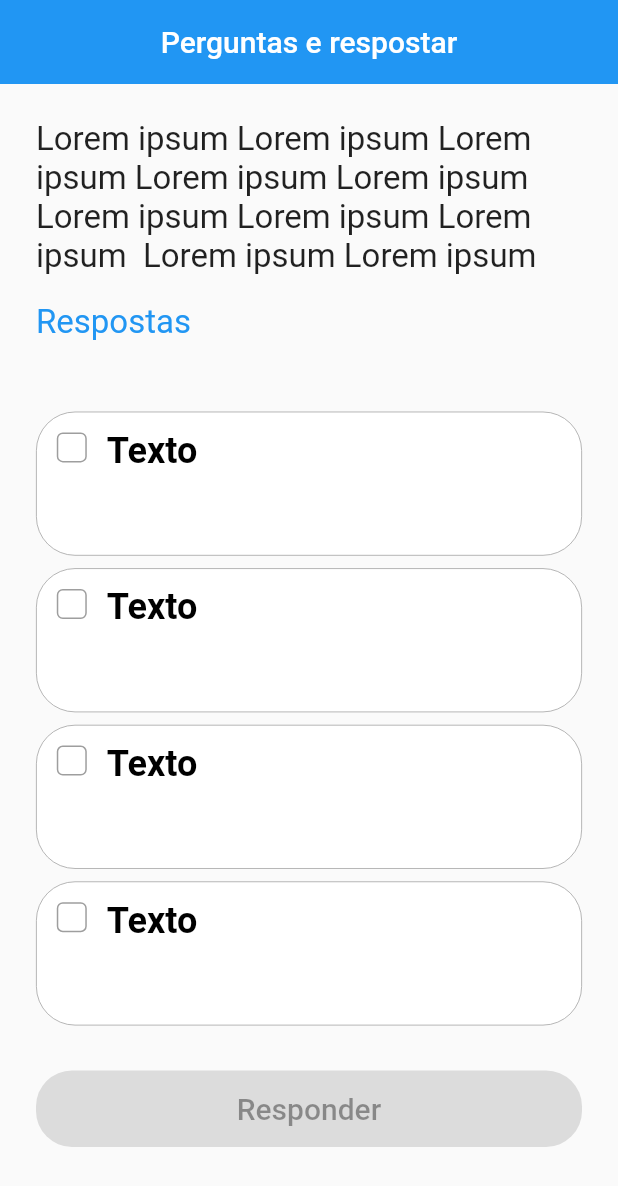
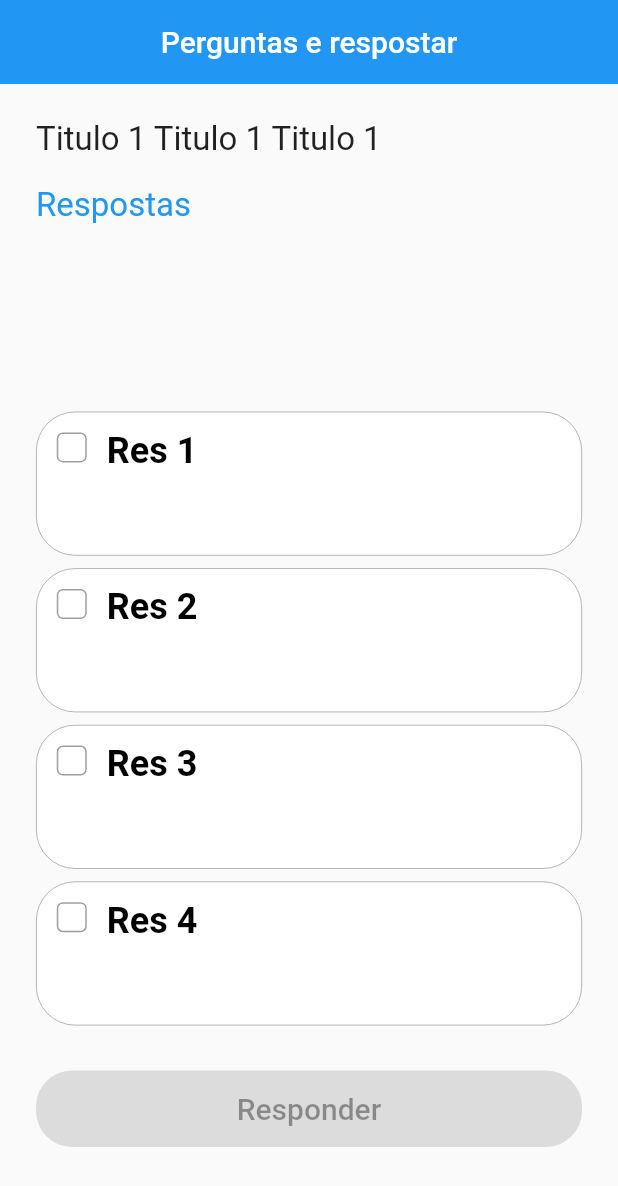
Before and after one commit to EduardoGPS-18/FirstWeekChallengeUA, a Flutter app: the screen it shows after launch, on a phone screen of 412 x 824 dp. Shown: the top 1186 px of the screen. Run offline on Flutter 3.47's test engine with Material 2 defaults, Android fonts, the phone set to English and light mode, and no system bars.

Commit message:
feat: added dummy data

```diff
--- /dev/null
+++ b/lib/data/dummy_data/quest_list.dart
@@ -0,0 +1,15 @@
+import '../../entity/questions.dart';
+
+List<Question> questions = [
+  Question(title: "Titulo 1 Titulo 1 Titulo 1  ", listTitleResult: ["Res 1", "Res 2", "Res 3", "Res 4", "Res 5"], correctIndex: 0),
+  Question(title: "Titulo 1 Titulo 1 Titulo 1  ", listTitleResult: ["Res 1", "Res 2", "Res 3", "Res 4", "Res 5"], correctIndex: 1),
+  Question(title: "Titulo 1 Titulo 1 Titulo 1  ", listTitleResult: ["Res 1", "Res 2", "Res 3", "Res 4", "Res 5"], correctIndex: 2),
+  Question(title: "Titulo 1 Titulo 1 Titulo 1  ", listTitleResult: ["Res 1", "Res 2", "Res 3", "Res 4", "Res 5"], correctIndex: 3),
+  Question(title: "Titulo 1 Titulo 1 Titulo 1  ", listTitleResult: ["Res 1", "Res 2", "Res 3", "Res 4", "Res 5"], correctIndex: 4),
+  Question(title: "Titulo 1 Titulo 1 Titulo 1  ", listTitleResult: ["Res 1", "Res 2", "Res 3", "Res 4", "Res 5"], correctIndex: 0),
+  Question(title: "Titulo 1 Titulo 1 Titulo 1  ", listTitleResult: ["Res 1", "Res 2", "Res 3", "Res 4", "Res 5"], correctIndex: 1),
+  Question(title: "Titulo 1 Titulo 1 Titulo 1  ", listTitleResult: ["Res 1", "Res 2", "Res 3", "Res 4", "Res 5"], correctIndex: 2),
+  Question(title: "Titulo 1 Titulo 1 Titulo 1  ", listTitleResult: ["Res 1", "Res 2", "Res 3", "Res 4", "Res 5"], correctIndex: 3),
+  Question(title: "Titulo 1 Titulo 1 Titulo 1  ", listTitleResult: ["Res 1", "Res 2", "Res 3", "Res 4", "Res 5"], correctIndex: 4),
+  Question(title: "Titulo 1 Titulo 1 Titulo 1  ", listTitleResult: ["Res 1", "Res 2", "Res 3", "Res 4", "Res 5"], correctIndex: 0),
+];
--- /dev/null
+++ b/lib/entity/questions.dart
@@ -0,0 +1,11 @@
+class Question {
+  final String title;
+  final List<String> listTitleResult;
+  final int correctIndex;
+
+  Question({
+    required this.title,
+    required this.listTitleResult,
+    required this.correctIndex,
+  });
+}
--- a/lib/pages/quiz/question/question_page.dart
+++ b/lib/pages/quiz/question/question_page.dart
@@ -1,6 +1,7 @@
 import 'package:flutter/cupertino.dart';
 import 'package:flutter/material.dart';
 
+import '../../../data/dummy_data/quest_list.dart';
 import '../../../widgets/question/header_question.dart';
 import '../../../widgets/question/response_button.dart';
 import '../../../widgets/shared/appbar/custom_app_bar.dart';
@@ -32,7 +33,7 @@ class _QuestionPageState extends State<QuestionPage> {
               children: [
                 HeaderQuestion(
                   constraints: constraints,
-                  title: "Lorem ipsum Lorem ipsum Lorem ipsum Lorem ipsum Lorem ipsum Lorem ipsum Lorem ipsum Lorem ipsum  Lorem ipsum Lorem ipsum ",
+                  title: questions[currentPage].title,
                 ),
                 SizedBox(
                   height: constraints.maxHeight * 58 / 100,
@@ -60,6 +61,7 @@ class _QuestionPageState extends State<QuestionPage> {
                                     responses[currentPage] = currentIndex;
                                   });
                                 },
+                          titleResponse: questions[currentPage].listTitleResult[currentIndex],
                         );
                         buttons.add(currentButton);
                         return currentButton;
--- a/lib/widgets/question/header_question.dart
+++ b/lib/widgets/question/header_question.dart
@@ -13,6 +13,7 @@ class HeaderQuestion extends StatelessWidget {
   @override
   Widget build(BuildContext context) {
     return SizedBox(
+      width: constraints.maxWidth,
       height: constraints.maxHeight * 27 / 100,
       child: Column(
         crossAxisAlignment: CrossAxisAlignment.start,
--- a/lib/widgets/question/response_button.dart
+++ b/lib/widgets/question/response_button.dart
@@ -8,6 +8,8 @@ class ResponseButton extends StatefulWidget {
   final void Function(bool?) onChange;
   final bool isRight;
   final bool isConfirmed;
+  final String titleResponse;
+
   const ResponseButton({
     Key? key,
     required this.constraints,
@@ -15,6 +17,7 @@ class ResponseButton extends StatefulWidget {
     required this.selected,
     required this.isRight,
     required this.isConfirmed,
+    required this.titleResponse,
   }) : super(key: key);
 
   @override
@@ -94,7 +97,7 @@ class _ResponseButtonState extends State<ResponseButton> {
               left: widget.constraints.maxHeight * 2 / 100,
             ),
             child: Text(
-              "Texto",
+              widget.titleResponse,
               style: TextStyle(
                 fontSize: 24,
                 color: isSelectedAndConfirmedAndRight
```
